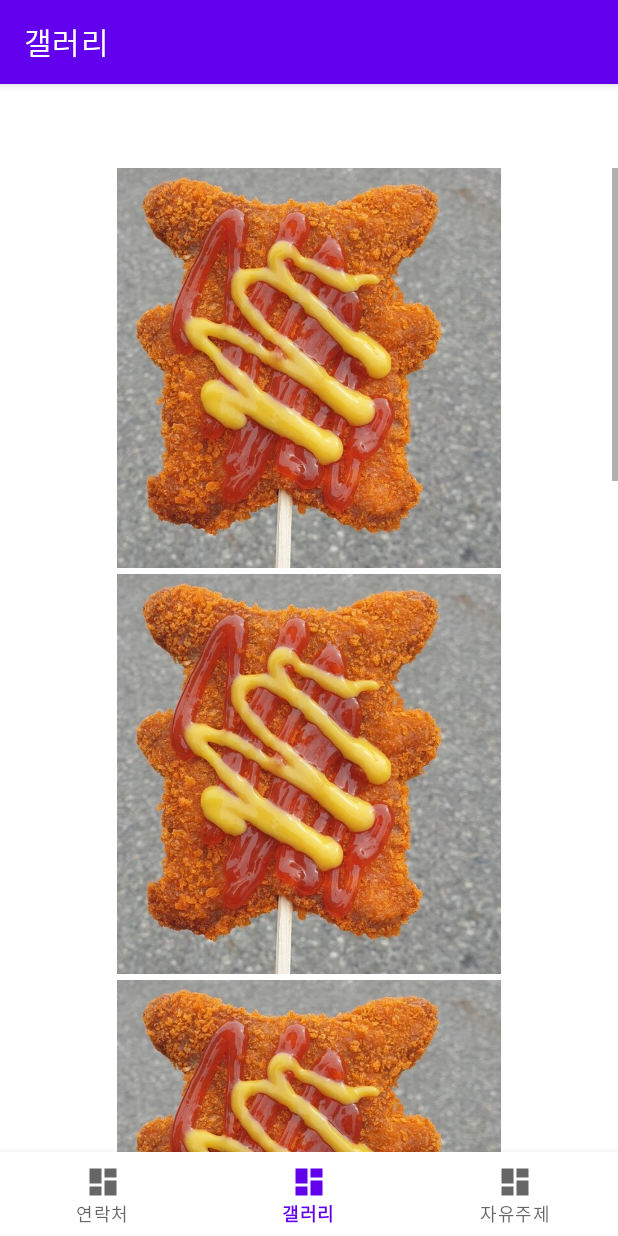
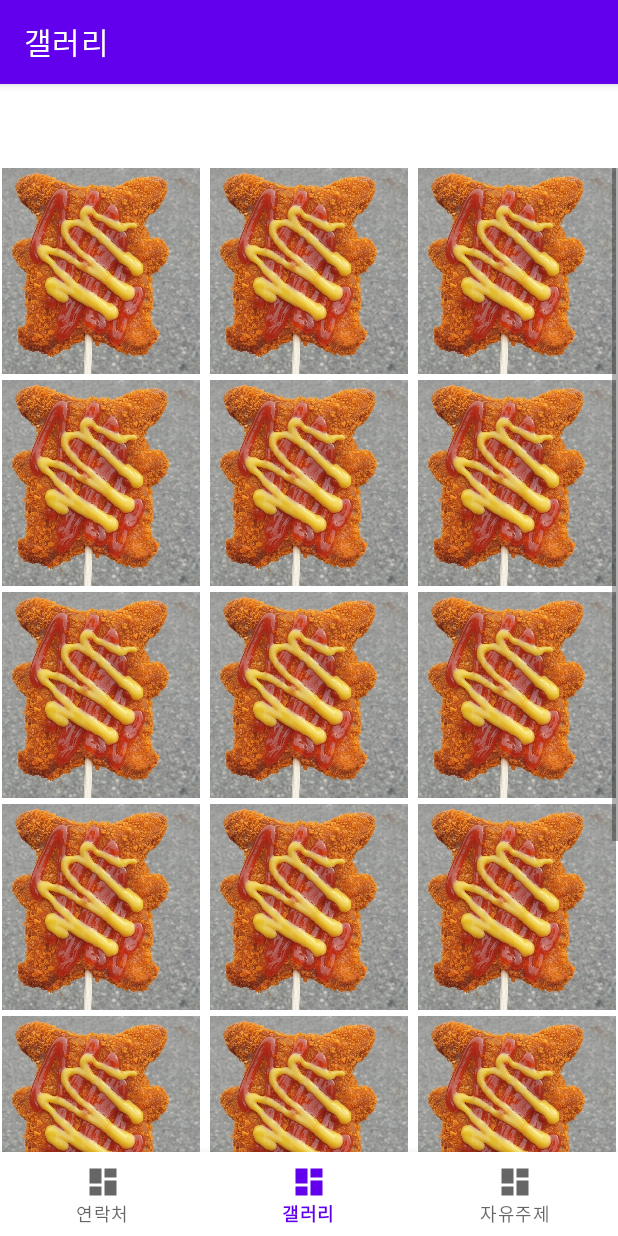
Before and after one commit to choseongje/MadCampWeek1, an Android app: the DashboardFragment screen opened through its navigation route, on a phone screen of 412 x 824 dp. Run offline under Robolectric (Android 15) with nearby library versions, the phone set to English and light mode, and no system bars; our stand-ins replace navigation-ui.

Commit message:
갤러리 기능 추가

```diff
--- a/test4/app/src/main/java/com/example/test4/ui/dashboard/DashboardFragment.kt
+++ b/test4/app/src/main/java/com/example/test4/ui/dashboard/DashboardFragment.kt
@@ -23,7 +23,12 @@ class DashboardFragment : Fragment() {
     private val imageIds = listOf(
         R.drawable.image1, R.drawable.image2, R.drawable.image3,
         R.drawable.image4, R.drawable.image5, R.drawable.image6,
-        R.drawable.image7, R.drawable.image8, R.drawable.image9
+        R.drawable.image7, R.drawable.image8, R.drawable.image9,
+        R.drawable.image1, R.drawable.image1, R.drawable.image1,
+        R.drawable.image1, R.drawable.image1, R.drawable.image1,
+        R.drawable.image1, R.drawable.image1, R.drawable.image1,
+        R.drawable.image1, R.drawable.image1, R.drawable.image1,
+        R.drawable.image1, R.drawable.image1, R.drawable.image1
     )
 
     override fun onCreateView(
--- a/test4/app/src/main/java/com/example/test4/ui/dashboard/ImageAdapter.kt
+++ b/test4/app/src/main/java/com/example/test4/ui/dashboard/ImageAdapter.kt
@@ -25,9 +25,12 @@ class ImageAdapter(private val context: Context, private val imageIds: List<Int>
         val imageView: ImageView
         if (convertView == null) {
             imageView = ImageView(context)
-            imageView.layoutParams = ViewGroup.LayoutParams(400, 400)
+            val displayMetrics = context.resources.displayMetrics
+            val screenWidth = displayMetrics.widthPixels
+            val itemWidth = screenWidth / 3
+            imageView.layoutParams = ViewGroup.LayoutParams(itemWidth, itemWidth)
             imageView.scaleType = ImageView.ScaleType.CENTER_CROP
-            imageView.setPadding(8, 8, 8, 8)
+            imageView.setPadding(4, 4, 4, 4)
         } else {
             imageView = convertView as ImageView
         }
--- a/test4/app/src/main/res/layout/fragment_dashboard.xml
+++ b/test4/app/src/main/res/layout/fragment_dashboard.xml
@@ -9,7 +9,7 @@
         android:layout_width="match_parent"
         android:layout_height="match_parent"
         android:id="@+id/gridView"
-        android:numColumns="1"
+        android:numColumns="3"
         android:verticalSpacing="4dp"
         android:horizontalSpacing="4dp"
         android:stretchMode="columnWidth"
```
